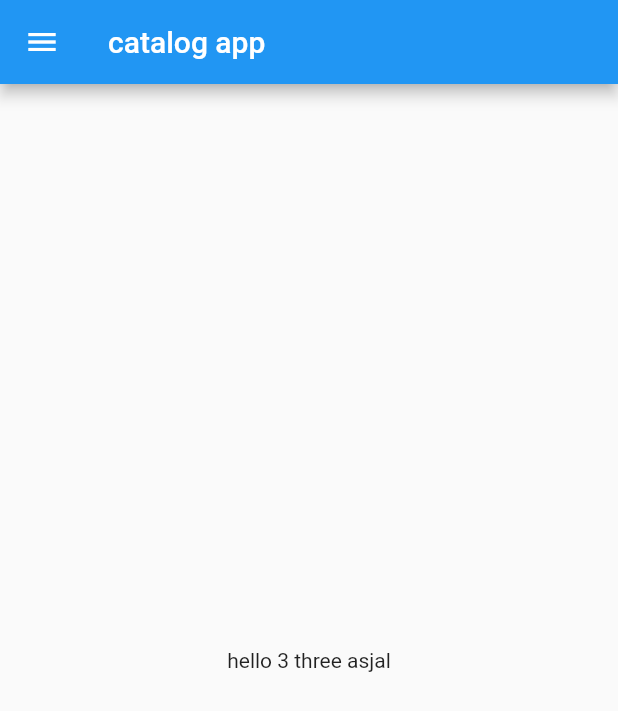
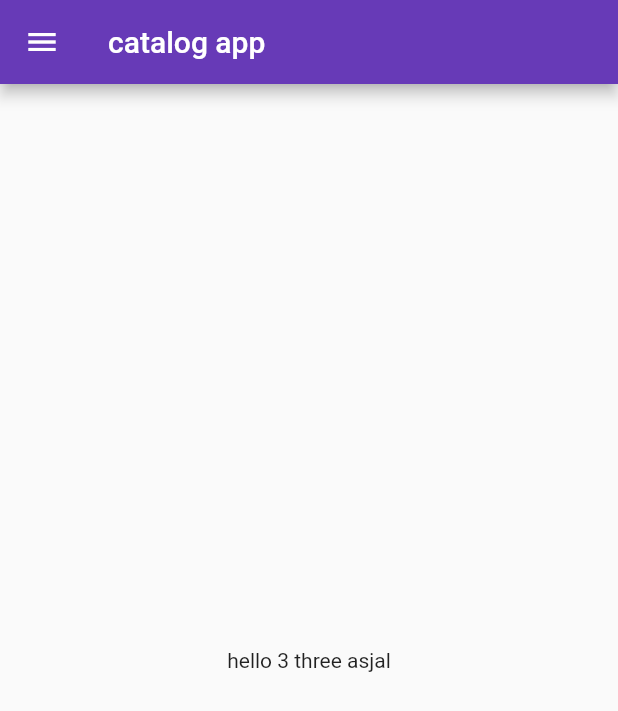
Before and after one commit to MuhammadAsjal/flutter, a Flutter app: the screen it shows after launch, on a phone screen of 412 x 824 dp. Shown: the top 711 px of the screen. Run offline on Flutter 3.47's test engine with Material 2 defaults, Android fonts, the phone set to English and light mode, and no system bars.

```diff
--- a/lib/main.dart
+++ b/lib/main.dart
@@ -1,5 +1,7 @@
 import 'package:flutter/material.dart';
 import 'package:second/home.dart';
+import 'package:second/home.dart';
+import 'package:second/loginpage.dart';
 
 void main() {
   runApp(MyApp());
@@ -10,6 +12,13 @@ class MyApp extends StatelessWidget {
 
   @override
   Widget build(BuildContext context) {
-    return MaterialApp(home: homepage());
+    return MaterialApp(
+      home: homepage(),
+      themeMode: ThemeMode.light,
+      theme: ThemeData(primarySwatch: Colors.deepPurple),
+      darkTheme:
+          ThemeData(brightness: Brightness.dark, primarySwatch: Colors.blue),
+      routes: {"/login": (context) => LoginPage()},
+    );
   }
 }
```
Also changed, not shown: lib/login.dart (added).
